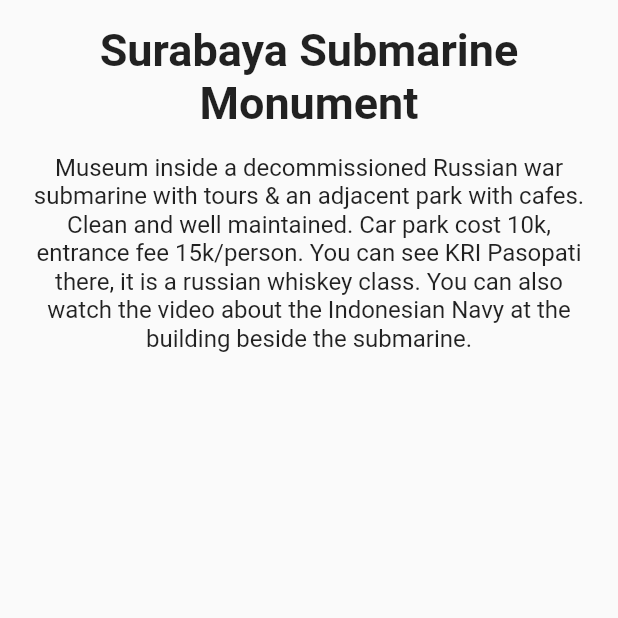
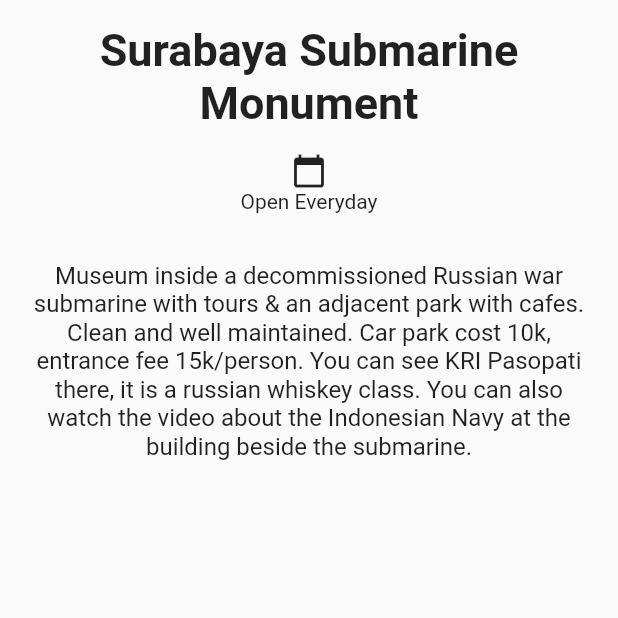
Before and after one commit to milhamap/WPPB-3, a Flutter app: the screen it shows after launch, on a phone screen of 412 x 824 dp, the top half of it. Run offline on Flutter 3.47's test engine with Material 2 defaults, Android fonts, the phone set to English and light mode, and no system bars.

Commit message:
Percobaan 3

```diff
--- a/lib/main.dart
+++ b/lib/main.dart
@@ -38,6 +38,20 @@ class DetailScreen extends StatelessWidget {
               ),
             ),
             Container(
+              margin: const EdgeInsets.symmetric(vertical: 16.0),
+              child: Row(
+                mainAxisAlignment: MainAxisAlignment.spaceEvenly,
+                children: <Widget>[
+                  Column(
+                    children: const <Widget>[
+                      Icon(Icons.calendar_today),
+                      Text('Open Everyday')
+                    ],
+                  )
+                ],
+              ),
+            ),
+            Container(
               padding: const EdgeInsets.all(16.0),
               child: const Text(
                 'Museum inside a decommissioned Russian war submarine with tours & an adjacent park with cafes. Clean and well maintained. Car park cost 10k, entrance fee 15k/person. You can see KRI Pasopati there, it is a russian whiskey class. You can also watch the video about the Indonesian Navy at the building beside the submarine.',
```
